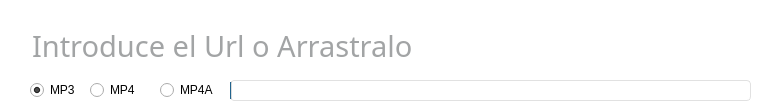
This is Ui/Main.ui in javi20gu/Music_Download as Qt 5 draws it before an edit. The edited form follows.
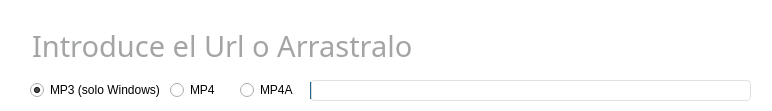
This is the edited form.

Commit message: Arreglado Solución de Errores y cambio de Ui

Patch:
```diff
--- a/Ui/Main.ui
+++ b/Ui/Main.ui
@@ -66,7 +66,7 @@
     <rect>
      <x>30</x>
      <y>80</y>
-     <width>51</width>
+     <width>131</width>
      <height>20</height>
     </rect>
    </property>
@@ -76,7 +76,7 @@
     </font>
    </property>
    <property name="text">
-    <string>MP3</string>
+    <string>MP3 (solo Windows)</string>
    </property>
    <property name="checked">
     <bool>true</bool>
@@ -85,7 +85,7 @@
   <widget class="QRadioButton" name="botonMp4">
    <property name="geometry">
     <rect>
-     <x>90</x>
+     <x>170</x>
      <y>80</y>
      <width>61</width>
      <height>20</height>
@@ -103,9 +103,9 @@
   <widget class="QProgressBar" name="proceso">
    <property name="geometry">
     <rect>
-     <x>230</x>
+     <x>310</x>
      <y>80</y>
-     <width>521</width>
+     <width>441</width>
      <height>21</height>
     </rect>
    </property>
@@ -128,7 +128,7 @@
   <widget class="QRadioButton" name="botonMp4a">
    <property name="geometry">
     <rect>
-     <x>160</x>
+     <x>240</x>
      <y>80</y>
      <width>61</width>
      <height>20</height>
```
The commit also changes 7 other files.
